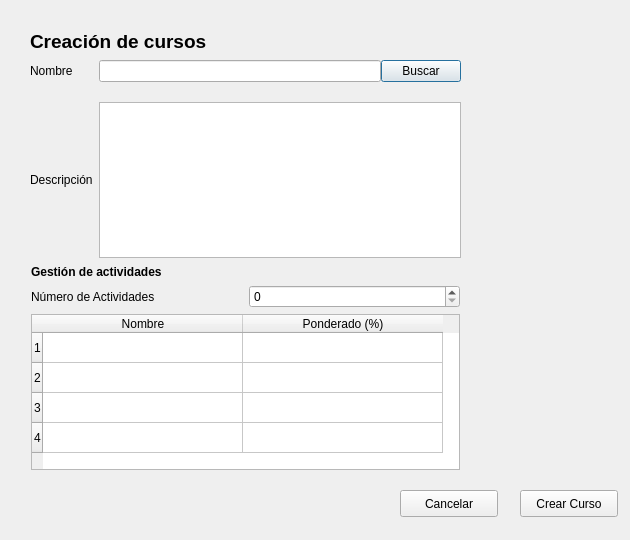
Above: SGC/Vista/CrearCurso.ui from fernandosanchez1128/SGC before the change. Below: the same form after it.
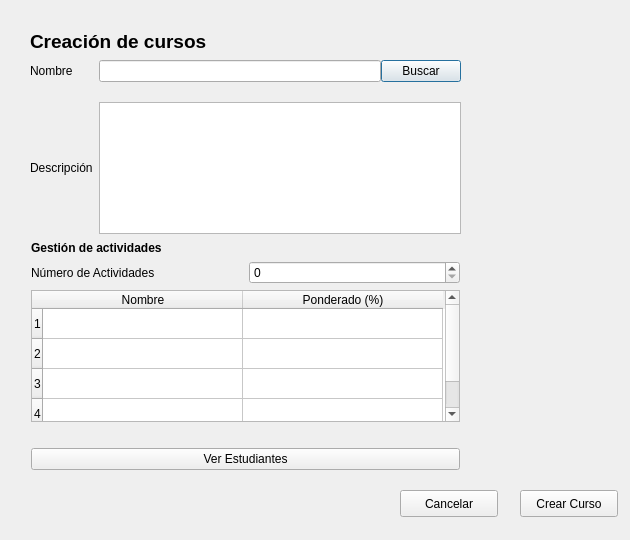
That is the form after the change.

Commit message: main con Instance, logicaCursos y controlCohordinador con numeroCohortes y vistaCoordinador con botón verEstudiantes

What changed in the file:
```diff
--- a/SGC/Vista/CrearCurso.ui
+++ b/SGC/Vista/CrearCurso.ui
@@ -146,6 +146,26 @@
         </column>
        </widget>
       </item>
+      <item>
+       <spacer name="horizontalSpacer">
+        <property name="orientation">
+         <enum>Qt::Horizontal</enum>
+        </property>
+        <property name="sizeHint" stdset="0">
+         <size>
+          <width>40</width>
+          <height>20</height>
+         </size>
+        </property>
+       </spacer>
+      </item>
+      <item>
+       <widget class="QPushButton" name="btVer">
+        <property name="text">
+         <string>Ver Estudiantes</string>
+        </property>
+       </widget>
+      </item>
      </layout>
     </item>
    </layout>
```
The commit also changes 9 other files.
